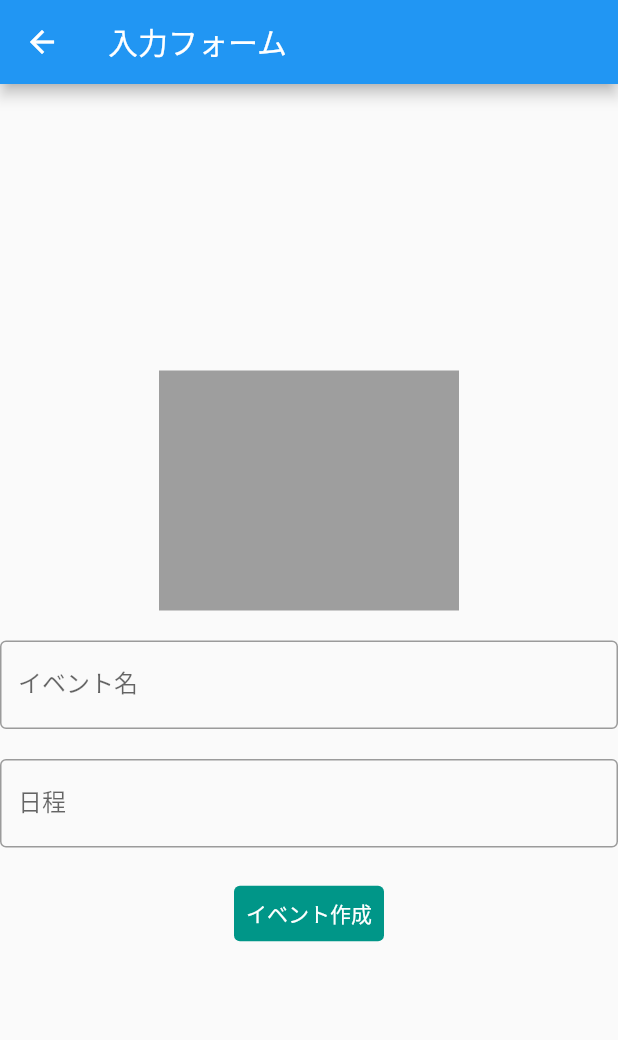
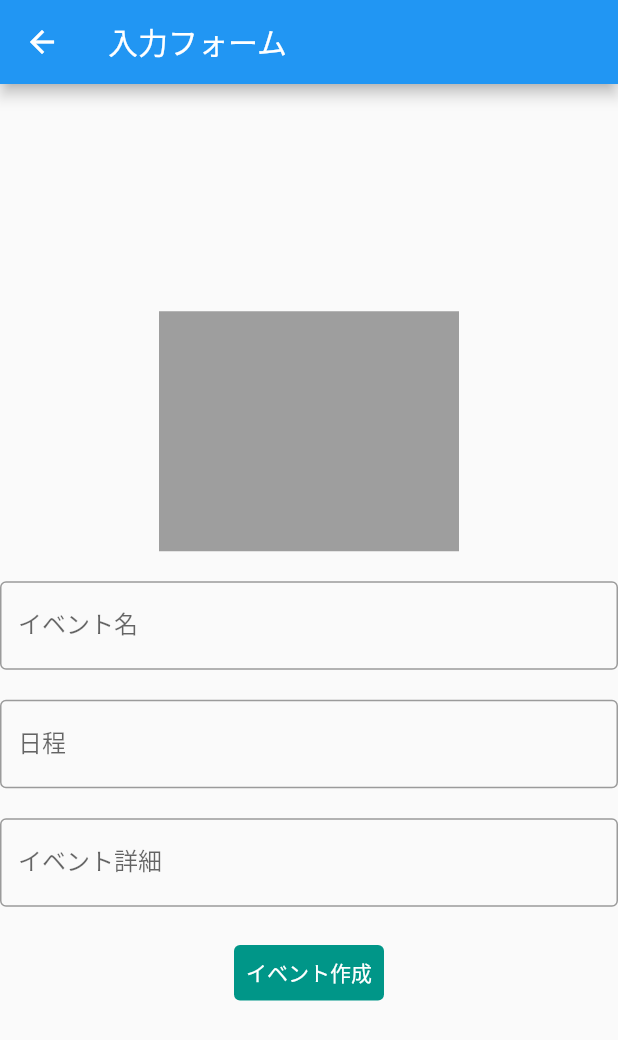
Before and after one commit to flutteruniv/plantapp2, a Flutter app: the SecondPage screen opened directly, on a phone screen of 412 x 824 dp. Shown: the top 1040 px of the screen. Run offline on Flutter 3.47's test engine with Material 2 defaults, Android fonts, the phone set to English and light mode, and no system bars; our stand-ins replace cloud_firestore, firebase_core, firebase_storage, image_picker; accounts and stored records are empty.

Commit message:
no message

```diff
--- a/lib/add_event_model.dart
+++ b/lib/add_event_model.dart
@@ -7,6 +7,7 @@ import 'dart:io';
 class AddEventModel extends ChangeNotifier {
   String? title;
   String? date;
+  String? detail;
   File? imageFile;
   bool isLoading = false;
 
@@ -31,6 +32,9 @@ class AddEventModel extends ChangeNotifier {
     if (date == null || date!.isEmpty) {
       throw '日程が空です。';
     }
+    if (detail == null || detail!.isEmpty) {
+      throw '詳細が空です。';
+    }
 
     final doc = FirebaseFirestore.instance.collection('event').doc();
 
@@ -48,6 +52,7 @@ class AddEventModel extends ChangeNotifier {
     await doc.set({
       'title': title,
       'date': date,
+      'detail': detail,
       'imgURL': imgURL,
     });
   }
--- a/lib/events.dart
+++ b/lib/events.dart
@@ -4,9 +4,12 @@ class Events {
   String? title;
   String? date;
   String? imgURL;
+  String? detail;
+
   Events(DocumentSnapshot doc) {
     title = doc['title'];
     date = doc['date'];
     imgURL = doc['imgURL'];
+    detail = doc['detail'];
   }
 }
--- a/lib/firstpage.dart
+++ b/lib/firstpage.dart
@@ -41,7 +41,7 @@ class FirstPage extends StatelessWidget {
                         Navigator.push(
                           context,
                           MaterialPageRoute(
-                            builder: (context) => EventDetail(),
+                            builder: (context) => EventDetail(i),
                           ),
                         );
                       },
--- a/lib/secondpage.dart
+++ b/lib/secondpage.dart
@@ -51,6 +51,16 @@ class SecondPage extends StatelessWidget {
                     },
                   ),
                   const SizedBox(height: 20),
+                  TextFormField(
+                    decoration: const InputDecoration(
+                      border: OutlineInputBorder(),
+                      labelText: 'イベント詳細',
+                    ),
+                    onChanged: (text) {
+                      model.detail = text;
+                    },
+                  ),
+                  const SizedBox(height: 20),
                   TextButton(
                     style: ButtonStyle(
                       backgroundColor:
```
Also changed, not shown: lib/event_detail.dart (+14 -5 lines), lib/entrypage.dart (added).
